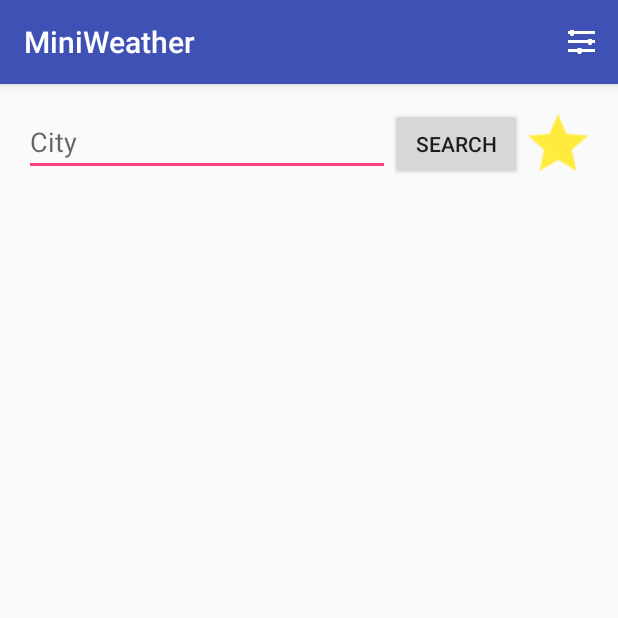
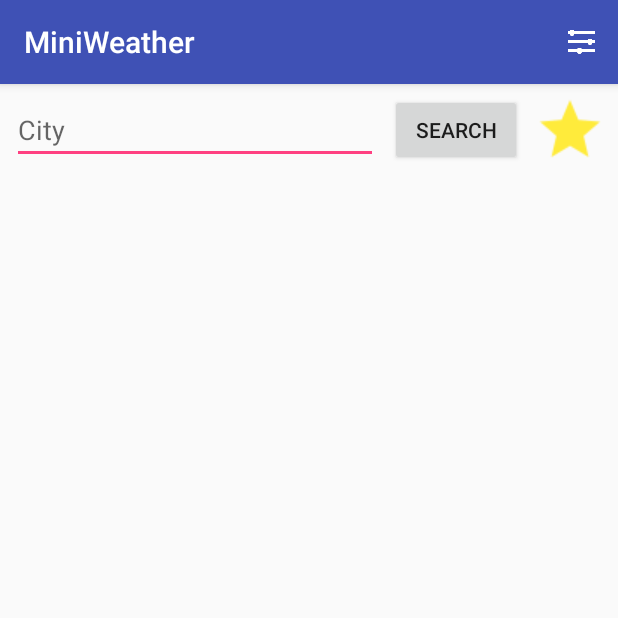
Before and after one commit to matevojts/MiniWeather, an Android app: the screen it shows after launch (MainActivity), after a tap on "SEARCH", on a phone screen of 412 x 824 dp, the top half of it. Run offline under Robolectric (Android 15) with nearby library versions, the phone set to English and light mode, and no system bars.

Commit message:
Refactor weather fragment layout, and remove unused resources

```diff
--- a/app/src/main/java/com/example/android/miniweather/MainActivity.kt
+++ b/app/src/main/java/com/example/android/miniweather/MainActivity.kt
@@ -7,13 +7,12 @@ import com.example.android.miniweather.ui.WeatherViewFragment
 
 class MainActivity : AppCompatActivity() {
 
+    private val weatherViewFragment = WeatherViewFragment()
+
     override fun onCreate(savedInstanceState: Bundle?) {
         super.onCreate(savedInstanceState)
         setContentView(R.layout.activity_main)
-        displayFragment()
+        NavigationManager.moveToFirstScreen(supportFragmentManager, weatherViewFragment)
     }
 
-    private fun displayFragment() {
-        NavigationManager.moveToFirstScreen(supportFragmentManager, WeatherViewFragment())
-    }
 }
--- a/app/src/main/java/com/example/android/miniweather/ui/WeatherViewFragment.kt
+++ b/app/src/main/java/com/example/android/miniweather/ui/WeatherViewFragment.kt
@@ -36,15 +36,15 @@ class WeatherViewFragment : Fragment(), WeatherViewContract {
 
 
     override fun onViewCreated(view: View, savedInstanceState: Bundle?) {
-        recycleview.setHasFixedSize(true)
-        recycleview.layoutManager = LinearLayoutManager(context, LinearLayoutManager.VERTICAL, false)
+        forecastRecyclerView.setHasFixedSize(true)
+        forecastRecyclerView.layoutManager = LinearLayoutManager(context, LinearLayoutManager.VERTICAL, false)
 
         setHasOptionsMenu(true)
         settingsPresenter.saveTemperatureUnitToModel(context!!)
         settingsPresenter.saveFavouriteCityModel(context!!)
 
-        city_search_button.setOnClickListener {
-            val cityName = city_edit_text.text.toString()
+        citySearchButton.setOnClickListener {
+            val cityName = cityEditText.text.toString()
             if (cityName.isNotEmpty()) {
                 getWeather(cityName)
             } else {
@@ -52,24 +52,24 @@ class WeatherViewFragment : Fragment(), WeatherViewContract {
             }
         }
 
-        favourite_button.setOnClickListener {
+        favouriteButton.setOnClickListener {
             getWeather(favouriteCityModel!!.favouriteCity)
         }
     }
 
     private fun getWeather(cityName: String) {
-        city_country_text_view.text = ""
+        labelTextView.text = ""
         hideKeyboard()
         weatherPresenter.getWeatherData(cityName)
-        city_edit_text.setText("")
+        cityEditText.setText("")
     }
 
     override fun show(cityWeather: CityWeather) {
-        city_country_text_view.text =
+        labelTextView.text =
                 getString(R.string.city_country, cityWeather.location.name, cityWeather.location.country)
         // TODO: check after kotlin refactor, it's only temporary solution now (multiple adapter instantiation)
         foreCastDayAdapter = ForeCastDayAdapter(cityWeather.forecast.forecastday, temperatureUnitModel!!)
-        recycleview.adapter = foreCastDayAdapter
+        forecastRecyclerView.adapter = foreCastDayAdapter
         foreCastDayAdapter!!.notifyDataSetChanged()
     }
 
--- a/app/src/main/res/layout/activity_main.xml
+++ b/app/src/main/res/layout/activity_main.xml
@@ -1,15 +1,10 @@
 <?xml version="1.0" encoding="utf-8"?>
-<LinearLayout xmlns:android="http://schemas.android.com/apk/res/android"
+<FrameLayout xmlns:android="http://schemas.android.com/apk/res/android"
     xmlns:tools="http://schemas.android.com/tools"
     android:layout_width="match_parent"
     android:layout_height="match_parent"
     android:orientation="vertical"
-    tools:context="com.example.android.miniweather.MainActivity">
+    tools:context="com.example.android.miniweather.MainActivity"
+    >
 
-    <FrameLayout android:name="com.example.android.miniweather.View.WeatherViewFragment"
-        android:id="@+id/weather_view_fragment"
-        android:layout_width="match_parent"
-        android:layout_height="match_parent"
-        />
-
-</LinearLayout>
+</FrameLayout>
--- a/app/src/main/res/layout/list_item.xml
+++ b/app/src/main/res/layout/list_item.xml
@@ -7,8 +7,8 @@
 
     <ImageView
         android:id="@+id/conditionImageView"
-        android:layout_width="@dimen/list_item_height"
-        android:layout_height="@dimen/list_item_height"
+        android:layout_width="120dp"
+        android:layout_height="120dp"
         android:layout_marginBottom="4dp"
         android:layout_marginStart="8dp"
         android:layout_marginTop="4dp"
@@ -54,8 +54,8 @@
 
     <ImageView
         android:id="@+id/sunrise"
-        android:layout_width="@dimen/sun_image_view_width"
-        android:layout_height="@dimen/sun_image_view_width"
+        android:layout_width="30dp"
+        android:layout_height="30dp"
         android:layout_marginStart="52dp"
         android:src="@drawable/sunrise"
         app:layout_constraintBottom_toBottomOf="@+id/maxTempTextView"
@@ -65,8 +65,8 @@
 
     <ImageView
         android:id="@+id/sunset"
-        android:layout_width="@dimen/sun_image_view_width"
-        android:layout_height="@dimen/sun_image_view_width"
+        android:layout_width="30dp"
+        android:layout_height="30dp"
         android:src="@drawable/sunset"
         app:layout_constraintBottom_toBottomOf="@+id/minTempTextView"
         app:layout_constraintStart_toStartOf="@+id/sunrise"
--- a/app/src/main/res/layout/settings_fragment.xml
+++ b/app/src/main/res/layout/settings_fragment.xml
@@ -1,8 +1,8 @@
 <?xml version="1.0" encoding="utf-8"?>
 <LinearLayout xmlns:android="http://schemas.android.com/apk/res/android"
-    xmlns:tools="http://schemas.android.com/tools"
     android:layout_width="match_parent"
     android:layout_height="match_parent"
-    android:orientation="vertical">
+    android:orientation="vertical"
+    >
 
 </LinearLayout>
--- a/app/src/main/res/layout/weather_view_fragment.xml
+++ b/app/src/main/res/layout/weather_view_fragment.xml
@@ -1,51 +1,73 @@
 <?xml version="1.0" encoding="utf-8"?>
-<LinearLayout xmlns:android="http://schemas.android.com/apk/res/android"
-    android:orientation="vertical" android:layout_width="match_parent"
-    android:layout_height="match_parent">
+<android.support.constraint.ConstraintLayout xmlns:android="http://schemas.android.com/apk/res/android"
+    xmlns:app="http://schemas.android.com/apk/res-auto"
+    android:layout_width="match_parent"
+    android:layout_height="match_parent"
+    >
 
-    <LinearLayout
+    <EditText
+        android:id="@+id/cityEditText"
+        android:layout_width="0dp"
+        android:layout_height="wrap_content"
+        android:layout_marginEnd="8dp"
+        android:layout_marginStart="8dp"
+        android:layout_marginTop="8dp"
+        android:hint="@string/city"
+        android:inputType="textCapWords"
+        app:layout_constraintEnd_toStartOf="@+id/citySearchButton"
+        app:layout_constraintStart_toStartOf="parent"
+        app:layout_constraintTop_toTopOf="parent"
+        />
+
+    <Button
+        android:id="@+id/citySearchButton"
+        android:layout_width="wrap_content"
+        android:layout_height="wrap_content"
+        android:layout_marginEnd="8dp"
+        android:text="@string/search"
+        android:textAllCaps="true"
+        app:layout_constraintBottom_toBottomOf="@+id/cityEditText"
+        app:layout_constraintEnd_toStartOf="@+id/favouriteButton"
+        app:layout_constraintTop_toTopOf="@+id/cityEditText"
+        />
+
+    <ImageButton
+        android:id="@+id/favouriteButton"
+        android:layout_width="wrap_content"
+        android:layout_height="wrap_content"
+        android:layout_marginEnd="8dp"
+        android:background="@null"
+        android:src="@drawable/star"
+        app:layout_constraintBottom_toBottomOf="@+id/cityEditText"
+        app:layout_constraintEnd_toEndOf="parent"
+        app:layout_constraintTop_toTopOf="@+id/cityEditText"
+        />
+
+    <TextView
+        android:id="@+id/labelTextView"
+        android:layout_width="0dp"
+        android:layout_height="wrap_content"
+        android:layout_marginEnd="8dp"
+        android:layout_marginStart="8dp"
+        android:layout_marginTop="24dp"
+        android:gravity="center"
+        android:textSize="16sp"
+        app:layout_constraintEnd_toEndOf="parent"
+        app:layout_constraintStart_toStartOf="parent"
+        app:layout_constraintTop_toBottomOf="@+id/cityEditText"
+        />
+
+    <android.support.v7.widget.RecyclerView
+        android:id="@+id/forecastRecyclerView"
         android:layout_width="match_parent"
         android:layout_height="wrap_content"
-        android:orientation="horizontal"
-        android:layout_margin="16dp">
+        android:layout_marginEnd="8dp"
+        android:layout_marginStart="8dp"
+        android:layout_marginTop="8dp"
+        android:scrollbars="vertical"
+        app:layout_constraintEnd_toEndOf="parent"
+        app:layout_constraintStart_toStartOf="parent"
+        app:layout_constraintTop_toBottomOf="@+id/labelTextView"
+        />
 
-        <EditText
-            android:id="@+id/city_edit_text"
-            android:layout_width="@dimen/basic_zero_dp"
-            android:layout_height="wrap_content"
-            android:hint="@string/city"
-            android:inputType="textCapWords"
-            android:layout_weight="1"/>
-
-        <Button
-            android:id="@+id/city_search_button"
-            android:layout_width="wrap_content"
-            android:layout_height="wrap_content"
-            android:text="@string/search"
-            android:textAllCaps="true"/>
-
-        <ImageButton
-            android:id="@+id/favourite_button"
-            android:layout_width="wrap_content"
-            android:layout_height="match_parent"
-            android:src="@drawable/star"
-            android:background="@null"/>
-
-    </LinearLayout>
-
-    <TextView
-        android:id="@+id/city_country_text_view"
-        android:layout_width="match_parent"
-        android:layout_height="wrap_content"
-        android:gravity="center"
-        android:textSize="@dimen/value_font_size"/>
-
-    <android.support.v7.widget.RecyclerView
-        android:id="@+id/recycleview"
-        android:layout_width="match_parent"
-        android:layout_height="wrap_content"
-        android:scrollbars="vertical">
-
-    </android.support.v7.widget.RecyclerView>
-
-</LinearLayout>
+</android.support.constraint.ConstraintLayout>
--- a/app/src/main/res/menu/main.xml
+++ b/app/src/main/res/menu/main.xml
@@ -1,10 +1,12 @@
 <menu xmlns:android="http://schemas.android.com/apk/res/android"
     xmlns:app="http://schemas.android.com/apk/res-auto"
-    xmlns:tools="http://schemas.android.com/tools">
+    >
 
     <item
         android:id="@+id/action_settings"
+        android:icon="@drawable/ic_filter"
         android:title="@string/settings_menu_title"
-        android:icon="@drawable/ic_filter"
-        app:showAsAction="ifRoom" />
+        app:showAsAction="ifRoom"
+        />
+
 </menu>
--- a/app/src/main/res/values-w600dp/dimens.xml
+++ /dev/null
@@ -1,4 +0,0 @@
-<?xml version="1.0" encoding="utf-8"?>
-<resources>
-    <dimen name="recyclerview_side_padding">120dp</dimen>
-</resources>
--- a/app/src/main/res/values/dimens.xml
+++ /dev/null
@@ -1,14 +0,0 @@
-<?xml version="1.0" encoding="utf-8"?>
-<resources>
-
-    <dimen name="list_item_height">120dp</dimen>
-    <dimen name="value_font_size">16sp</dimen>
-    <dimen name="sun_image_view_width">30dp</dimen>
-    <dimen name="list_item_distance">16dp</dimen>
-    <dimen name="basic_zero_dp">0dp</dimen>
-    <dimen name="default_padding">6dp</dimen>
-    <dimen name="weather_condition_image_padding">16dp</dimen>
-    <dimen name="list_item_elevation">4dp</dimen>
-    <dimen name="recyclerview_side_padding">0dp</dimen>
-
-</resources>
--- a/app/src/main/res/values/styles.xml
+++ b/app/src/main/res/values/styles.xml
@@ -7,11 +7,6 @@
         <item name="colorPrimaryDark">@color/colorPrimaryDark</item>
         <item name="colorAccent">@color/colorAccent</item>
         <item name="preferenceTheme">@style/PreferenceThemeOverlay</item>
-    </style>
-
-    <style name="ValueTextView">
-        <item name="android:textSize">@dimen/value_font_size</item>
-        <item name="android:gravity">center</item>
     </style>
 
     <style name="TemperatureText">
```
